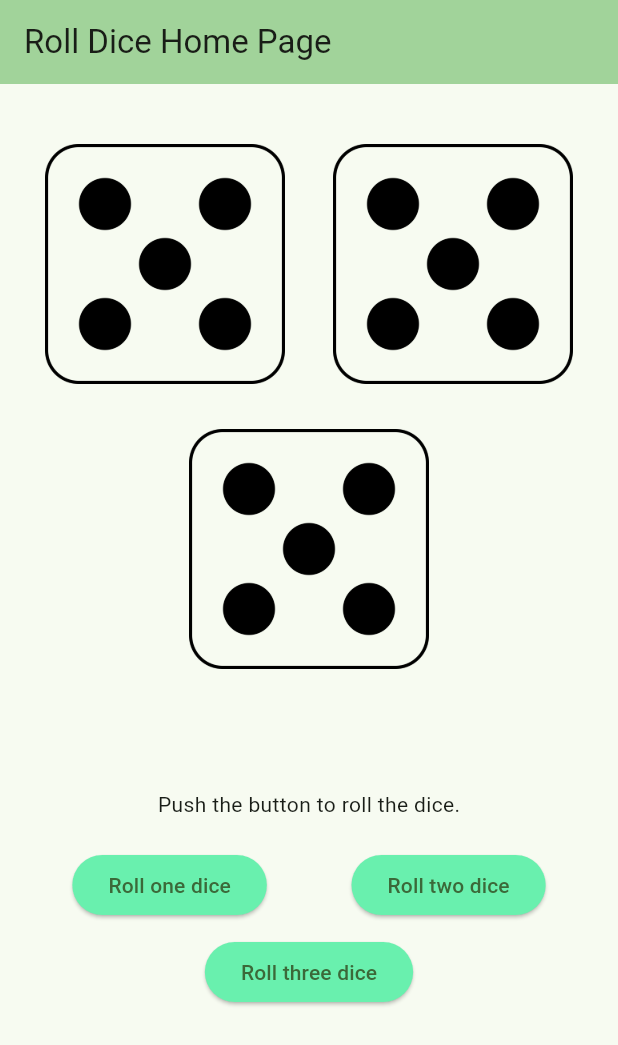
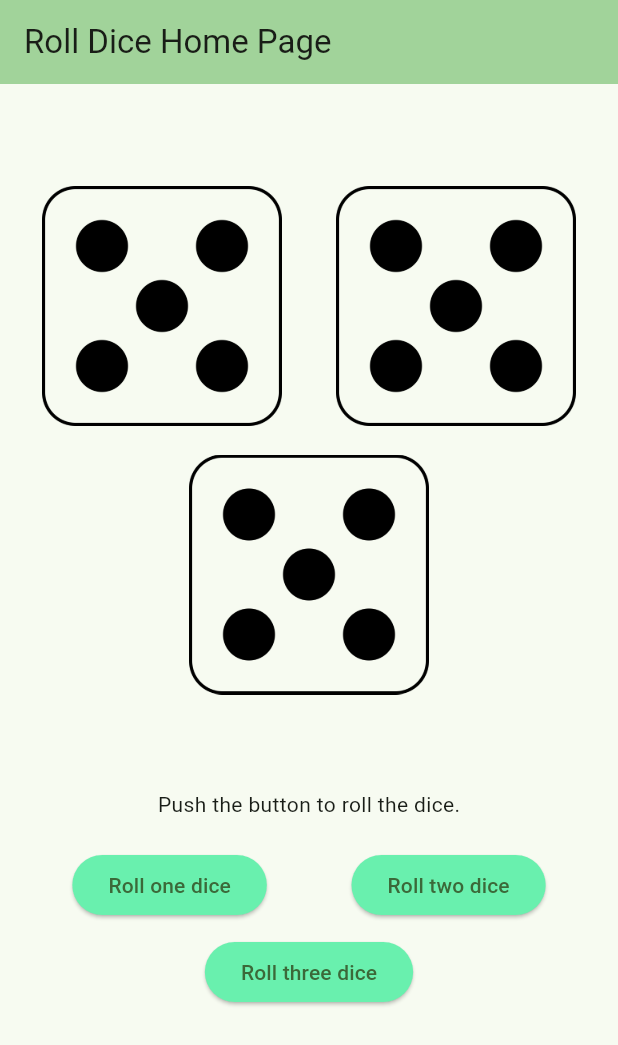
Before and after one commit to Yousef-Eldosoky/flutter-dice, a Flutter app: the screen it shows after launch, after a tap on "Roll one dice", after a tap on "Roll two dice", after a tap on "Roll three dice", on a phone screen of 412 x 824 dp. Shown: the top 1045 px of the screen. Run offline on Flutter 3.47's test engine with Material 3 defaults, Android fonts, the phone set to English and light mode, and no system bars.

Commit message:
some UI adjustment

```diff
--- a/lib/Widgets/roll_three_dice.dart
+++ b/lib/Widgets/roll_three_dice.dart
@@ -8,8 +8,11 @@
   Widget build(BuildContext context) {
     return Column(
       children: [
+        const SizedBox(
+          height: 30,
+        ),
         Padding(
-          padding: const EdgeInsets.all(10),
+          padding: const EdgeInsets.all(8),
           child: Row(
             mainAxisAlignment: MainAxisAlignment.spaceBetween,
             children: [
@@ -27,7 +30,7 @@
           ),
         ),
         const SizedBox(
-          height: 10,
+          height: 1,
         ),
         Padding(
           padding: const EdgeInsets.all(10),
--- a/lib/Widgets/roll_two_dice.dart
+++ b/lib/Widgets/roll_two_dice.dart
@@ -8,14 +8,18 @@
   Widget build(BuildContext context) {
     return Column(
       children: [
+        const SizedBox(
+          height: 10,
+        ),
         Row(
           children: [
             const Spacer(),
             Padding(
-              padding: const EdgeInsets.all(20),
+              padding: const EdgeInsets.all(10),
               child: Image(
-                height: 150,
-                image: AssetImage("assets/Dice-${Dice.getRandomNum()}-b.svg.png"),
+                height: 160,
+                image:
+                    AssetImage("assets/Dice-${Dice.getRandomNum()}-b.svg.png"),
               ),
             )
           ],
@@ -25,8 +29,9 @@
             Padding(
               padding: const EdgeInsets.all(10),
               child: Image(
-                height: 150,
-                image: AssetImage("assets/Dice-${Dice.getRandomNum()}-b.svg.png"),
+                height: 160,
+                image:
+                    AssetImage("assets/Dice-${Dice.getRandomNum()}-b.svg.png"),
               ),
             ),
             const Spacer(),
```
